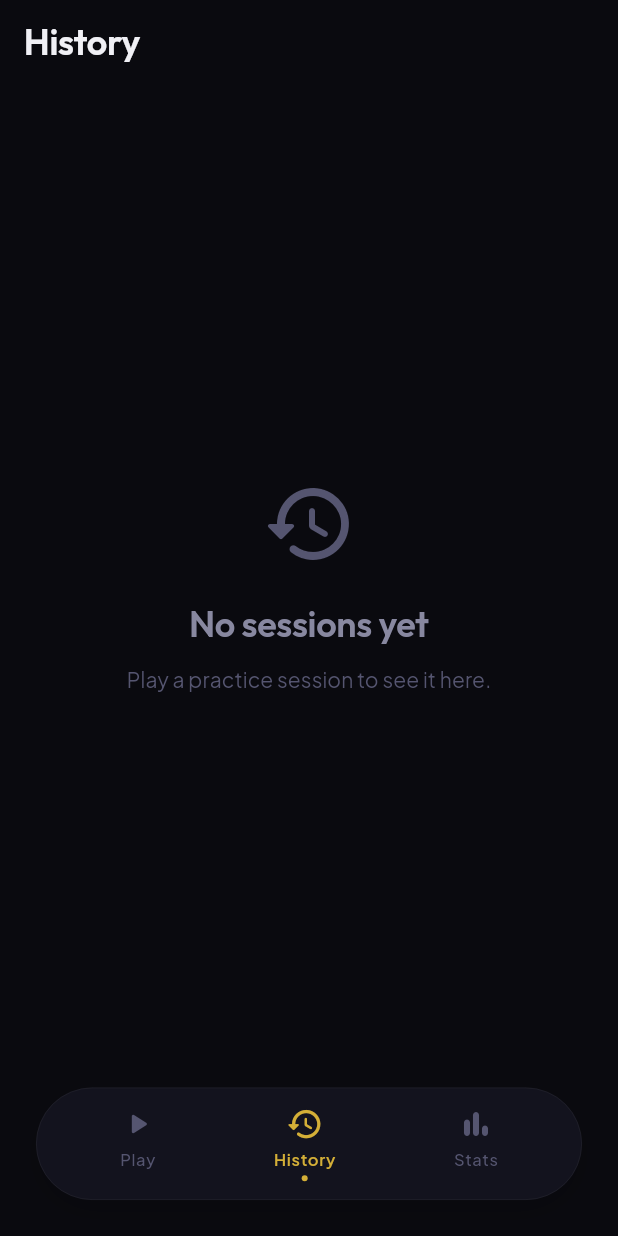
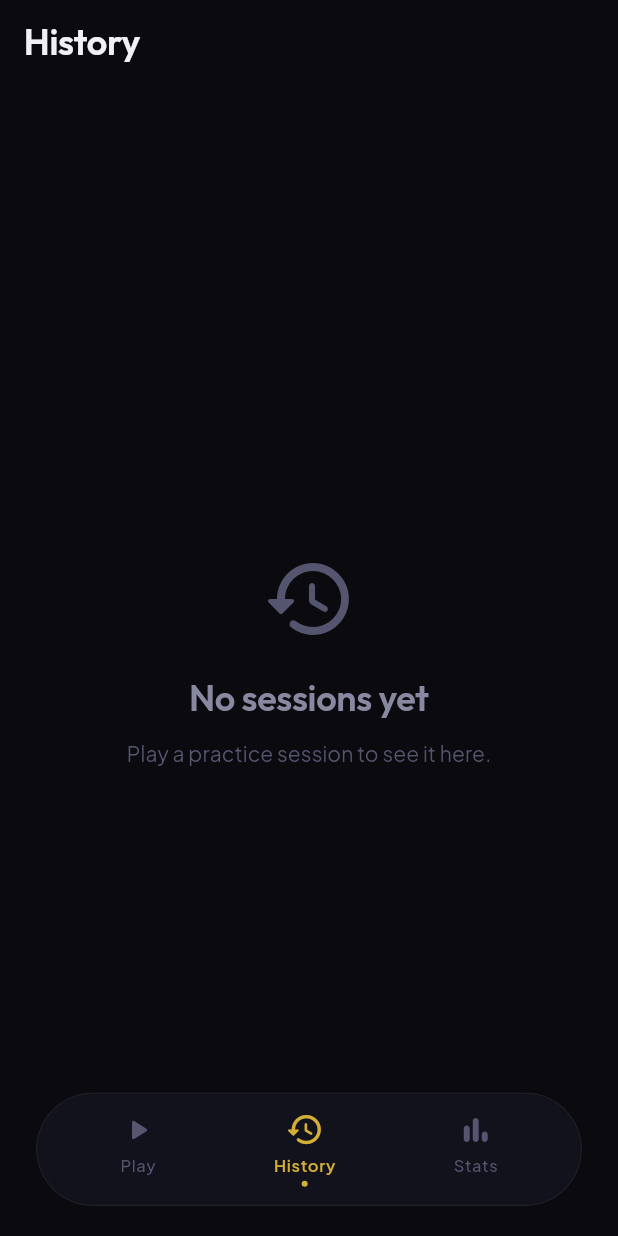
Before and after one commit to liebertjohan-art/zenmath, a Flutter app: the StatsScreen screen opened by its route, after a tap on "Play", after a tap on "History", on a phone screen of 412 x 824 dp. Run offline on Flutter 3.47's test engine with Material 3 defaults, Android fonts, the phone set to English and light mode, and no system bars; our stand-ins replace fl_chart, flutter_riverpod, go_router, google_fonts, isar, shared_preferences; accounts and stored records are empty; generated files the repository leaves out were written again.

Commit message:
feat(phase-12): complete Phase 12 premium UI overhaul, floating pill nav blur, bottom clearance, and topic cards

```diff
--- a/lib/core/widgets/zen_bottom_nav.dart
+++ b/lib/core/widgets/zen_bottom_nav.dart
@@ -1,6 +1,8 @@
+import 'dart:ui';
 import 'package:flutter/material.dart';
 import 'package:go_router/go_router.dart';
 import '../theme/zen_design_tokens.dart';
+import '../utils/haptics.dart';
 
 class ScaffoldWithNavBar extends StatelessWidget {
   final Widget child;
@@ -13,25 +15,31 @@ class ScaffoldWithNavBar extends StatelessWidget {
   @override
   Widget build(BuildContext context) {
     final tokens = Theme.of(context).extension<ZenDesignTokens>()!;
+    final isDark = Theme.of(context).brightness == Brightness.dark;
 
     return Scaffold(
       backgroundColor: tokens.background,
+      extendBody: true,
       body: child,
       bottomNavigationBar: SafeArea(
         child: Padding(
-          padding: const EdgeInsets.fromLTRB(24, 0, 24, 24),
+          padding: const EdgeInsets.fromLTRB(24, 0, 24, 20),
+          child: ClipRRect(
+            borderRadius: BorderRadius.circular(999),
+            child: BackdropFilter(
+              filter: ImageFilter.blur(sigmaX: 16, sigmaY: 16),
               child: Container(
                 decoration: BoxDecoration(
-              color: tokens.surface.withOpacity(0.95),
+                  color: tokens.surface.withOpacity(isDark ? 0.85 : 0.90),
                   borderRadius: BorderRadius.circular(999),
                   border: Border.all(
                     color: tokens.divider,
-                width: 0.5,
+                    width: 0.8,
                   ),
                   boxShadow: [
                     BoxShadow(
-                  color: Colors.black.withOpacity(0.1),
-                  blurRadius: 20,
+                      color: Colors.black.withOpacity(isDark ? 0.35 : 0.08),
+                      blurRadius: 24,
                       offset: const Offset(0, 8),
                     ),
                   ],
@@ -45,24 +53,35 @@ class ScaffoldWithNavBar extends StatelessWidget {
                         icon: Icons.play_arrow_rounded,
                         label: 'Play',
                         isSelected: _calculateSelectedIndex(context) == 0,
-                    onTap: () => context.go('/play'),
+                        onTap: () {
+                          ZenHaptics.selection();
+                          context.go('/play');
+                        },
                         tokens: tokens,
                       ),
                       _NavBarItem(
                         icon: Icons.history_rounded,
                         label: 'History',
                         isSelected: _calculateSelectedIndex(context) == 1,
-                    onTap: () => context.go('/history'),
+                        onTap: () {
+                          ZenHaptics.selection();
+                          context.go('/history');
+                        },
                         tokens: tokens,
                       ),
                       _NavBarItem(
                         icon: Icons.bar_chart_rounded,
                         label: 'Stats',
                         isSelected: _calculateSelectedIndex(context) == 2,
-                    onTap: () => context.go('/stats'),
+                        onTap: () {
+                          ZenHaptics.selection();
+                          context.go('/stats');
+                        },
                         tokens: tokens,
                       ),
                     ],
+                  ),
+                ),
               ),
             ),
           ),
@@ -106,7 +125,7 @@ class _NavBarItem extends StatelessWidget {
         mainAxisSize: MainAxisSize.min,
         children: [
           AnimatedScale(
-            scale: isSelected ? 1.05 : 1.0,
+            scale: isSelected ? 1.08 : 1.0,
             duration: const Duration(milliseconds: 200),
             curve: Curves.easeOutCubic,
             child: Icon(icon, color: color, size: 24),
--- a/lib/features/history/history_screen.dart
+++ b/lib/features/history/history_screen.dart
@@ -58,7 +58,7 @@ class _HistoryScreenState extends ConsumerState<HistoryScreen> {
             backgroundColor: tokens.surfaceVariant,
             child: ListView.builder(
               physics: const AlwaysScrollableScrollPhysics(parent: BouncingScrollPhysics()),
-              padding: const EdgeInsets.symmetric(horizontal: ZenSpacing.xl, vertical: ZenSpacing.lg),
+              padding: const EdgeInsets.fromLTRB(ZenSpacing.xl, ZenSpacing.lg, ZenSpacing.xl, 100),
               itemCount: sessions.length,
               itemBuilder: (context, index) {
                 final session = sessions[index];
--- a/lib/features/play/play_screen.dart
+++ b/lib/features/play/play_screen.dart
@@ -203,6 +203,8 @@ class PlayScreen extends ConsumerWidget {
 
             // Topic Grid
             _TopicGrid(),
+
+            const SizedBox(height: 100),
           ],
         ),
       ),
@@ -232,7 +234,7 @@ class _TopicGrid extends StatelessWidget {
         crossAxisCount: 2,
         crossAxisSpacing: ZenSpacing.md,
         mainAxisSpacing: ZenSpacing.md,
-        childAspectRatio: 1.5,
+        childAspectRatio: 1.4,
       ),
       itemBuilder: (context, index) {
         return _TopicCard(
@@ -350,22 +352,34 @@ class _TopicCardState extends State<_TopicCard> with SingleTickerProviderStateMi
       child: SlideTransition(
         position: _slideAnimation,
         child: ZenCard(
+          padding: const EdgeInsets.all(ZenSpacing.md),
           onTap: () => _showDifficultySheet(context),
           child: Column(
             crossAxisAlignment: CrossAxisAlignment.start,
-            mainAxisAlignment: MainAxisAlignment.center,
+            mainAxisAlignment: MainAxisAlignment.spaceBetween,
             children: [
-              Text(
-                widget.icon,
-                style: Theme.of(context).textTheme.titleLarge?.copyWith(
-                      color: tokens.primary,
-                      fontSize: 28,
-                    ),
+              Container(
+                width: 38,
+                height: 38,
+                alignment: Alignment.center,
+                decoration: BoxDecoration(
+                  color: tokens.primary.withOpacity(0.12),
+                  borderRadius: BorderRadius.circular(10),
+                ),
+                child: Text(
+                  widget.icon,
+                  style: TextStyle(
+                    color: tokens.primary,
+                    fontWeight: FontWeight.bold,
+                    fontSize: 22,
+                  ),
+                ),
               ),
-              const SizedBox(height: ZenSpacing.xs),
               Text(
                 widget.name,
-                style: Theme.of(context).textTheme.titleMedium,
+                style: Theme.of(context).textTheme.titleSmall?.copyWith(
+                      fontWeight: FontWeight.w600,
+                    ),
                 maxLines: 1,
                 overflow: TextOverflow.ellipsis,
               ),
--- a/lib/features/stats/stats_screen.dart
+++ b/lib/features/stats/stats_screen.dart
@@ -35,7 +35,7 @@ class _StatsScreenState extends ConsumerState<StatsScreen> {
         physics: const BouncingScrollPhysics(),
         slivers: [
           SliverPadding(
-            padding: const EdgeInsets.symmetric(horizontal: ZenSpacing.xl, vertical: ZenSpacing.lg),
+            padding: const EdgeInsets.fromLTRB(ZenSpacing.xl, ZenSpacing.lg, ZenSpacing.xl, 100),
             sliver: SliverList(
               delegate: SliverChildListDelegate([
                 ZenSegmentedControl<int>(
```
Also changed, not shown: 2 other files. Lines whose indentation alone changed are shown as unchanged.
